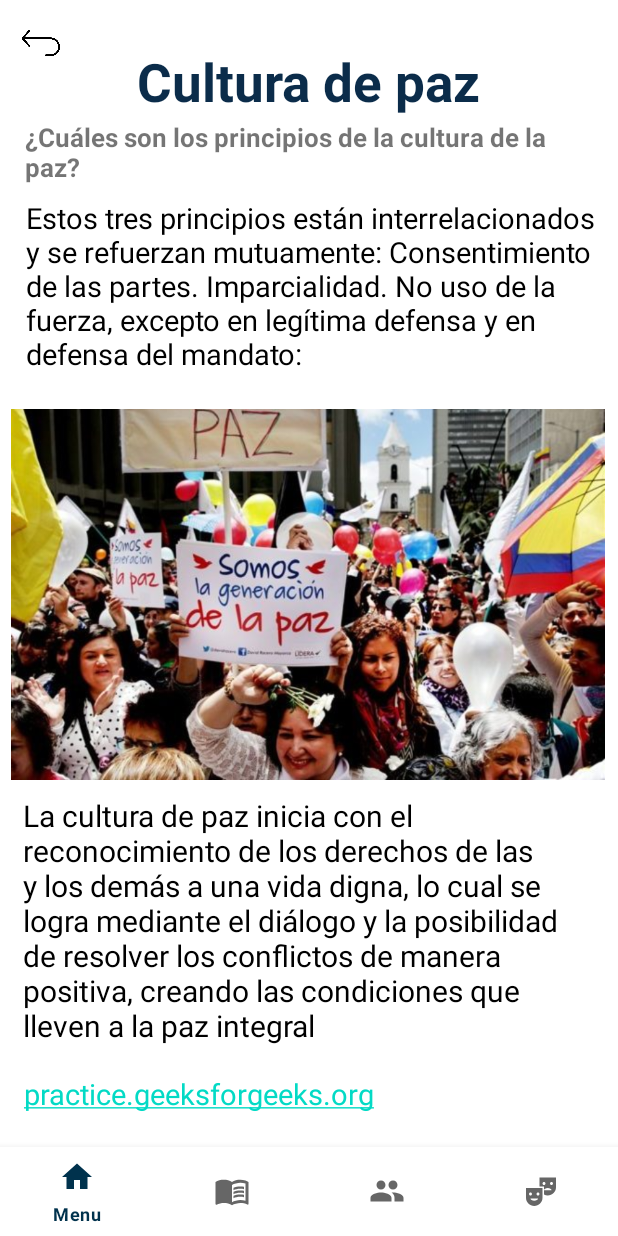
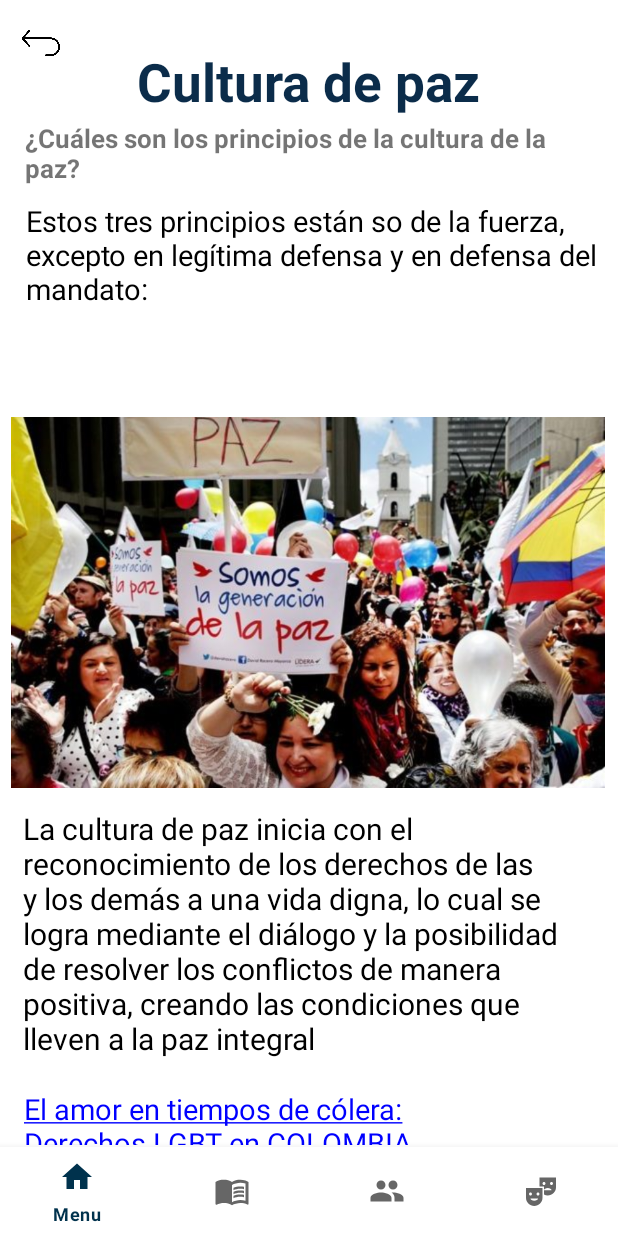
Before and after one commit to EricJess2001/Cultupaz_Movil, an Android app: the Cultura screen opened through its navigation route, on a phone screen of 412 x 824 dp. Run offline under Robolectric (Android 15) with nearby library versions, the light colour scheme and no system bars; our stand-ins replace Firebase (no records; nobody signed in at launch, a user with empty details on screens opened directly), navigation-ui.

Commit message:
direccóon al link

```diff
--- a/app/src/main/java/com/example/cultupazmovil/ui/Cultura.java
+++ b/app/src/main/java/com/example/cultupazmovil/ui/Cultura.java
@@ -1,38 +1,38 @@
 package com.example.cultupazmovil.ui;
 
 import android.annotation.SuppressLint;
+import android.graphics.Color;
 import android.os.Bundle;
 
 import androidx.fragment.app.Fragment;
 import androidx.fragment.app.FragmentManager;
 
+import android.text.method.LinkMovementMethod;
 import android.view.LayoutInflater;
 import android.view.View;
 import android.view.ViewGroup;
 import android.widget.ImageView;
+import android.widget.TextView;
 
 import com.example.cultupazmovil.R;
 import com.example.cultupazmovil.databinding.FragmentCulturaBinding;
-import com.example.cultupazmovil.databinding.FragmentInformaBinding;
-
 
 public class Cultura extends Fragment {
 
     private FragmentCulturaBinding binding;
+    TextView textView8;
 
     @Override
     public View onCreateView(LayoutInflater inflater, ViewGroup container, Bundle savedInstanceState) {
         binding = FragmentCulturaBinding.inflate(inflater, container, false);
         View view = inflater.inflate(R.layout.fragment_cultura, container, false);
 
-
-        ImageView regresoin = (ImageView) view.findViewById(R.id.regresoin);
+        ImageView regresoin = view.findViewById(R.id.regresoin);
 
         regresoin.setOnClickListener(new View.OnClickListener() {
             @Override
             public void onClick(View v) {
                 Informa menussin = new Informa();
-
                 FragmentManager fragmentManager = getFragmentManager();
 
                 fragmentManager.beginTransaction()
@@ -41,7 +41,10 @@ public class Cultura extends Fragment {
             }
         });
 
-        // Inflate the layout for this fragment
+        textView8 = view.findViewById(R.id.textView8);
+        textView8.setMovementMethod(LinkMovementMethod.getInstance());
+        textView8.setLinkTextColor(Color.BLUE);
+
         return view;
     }
 }
--- a/app/src/main/res/layout/fragment_cultura.xml
+++ b/app/src/main/res/layout/fragment_cultura.xml
@@ -106,8 +106,8 @@
             android:id="@+id/textView8"
             android:layout_width="337dp"
             android:layout_height="37dp"
-            android:layout_marginTop="716dp"
-            android:text="@string/hyperlink2"
+            android:layout_marginTop="726dp"
+            android:text="@string/hiperlink"
             android:textSize="19sp"
             app:layout_constraintBottom_toBottomOf="parent"
             app:layout_constraintEnd_toEndOf="parent"
--- a/app/src/main/res/values/strings.xml
+++ b/app/src/main/res/values/strings.xml
@@ -50,13 +50,16 @@
 
     /links blogs informacion/
     <string name="hiperlink1"><a href="https://www.corteidh.or.cr/tablas/r24906.pdf">El amor en tiempos de cólera: Derechos LGBT en COLOMBIA</a></string>
+    ¿En qué consiste la política de "Paz Total" del presidente Gustavo Petro?
 
-    <string name="hiperlink2"><a href="https://escuelaelbs.lat/cultura-paz-acciones-propositos/">¿Cuál es el propósito de la cultura de paz?</a></string>
+    <string name="hiperlink"><a href="https://www.corteidh.or.cr/tablas/r24906.pdf">El amor en tiempos de cólera: Derechos LGBT en COLOMBIA</a></string>
+
+
 
 
     <string name="pregunta">¿Cuáles son los principios de la cultura de la paz?</string>
     <string name="masinfomasinfo">Para mas información</string>
-    <string name="culturadescrip">Estos tres principios están interrelacionados y se refuerzan mutuamente: Consentimiento de las partes. Imparcialidad. No uso de la fuerza, excepto en legítima defensa y en defensa del mandato:</string>
+    <string name="culturadescrip">Estos tres principios están so de la fuerza, excepto en legítima defensa y en defensa del mandato:</string>
 
     <!--  links  blogs-->
 
```
